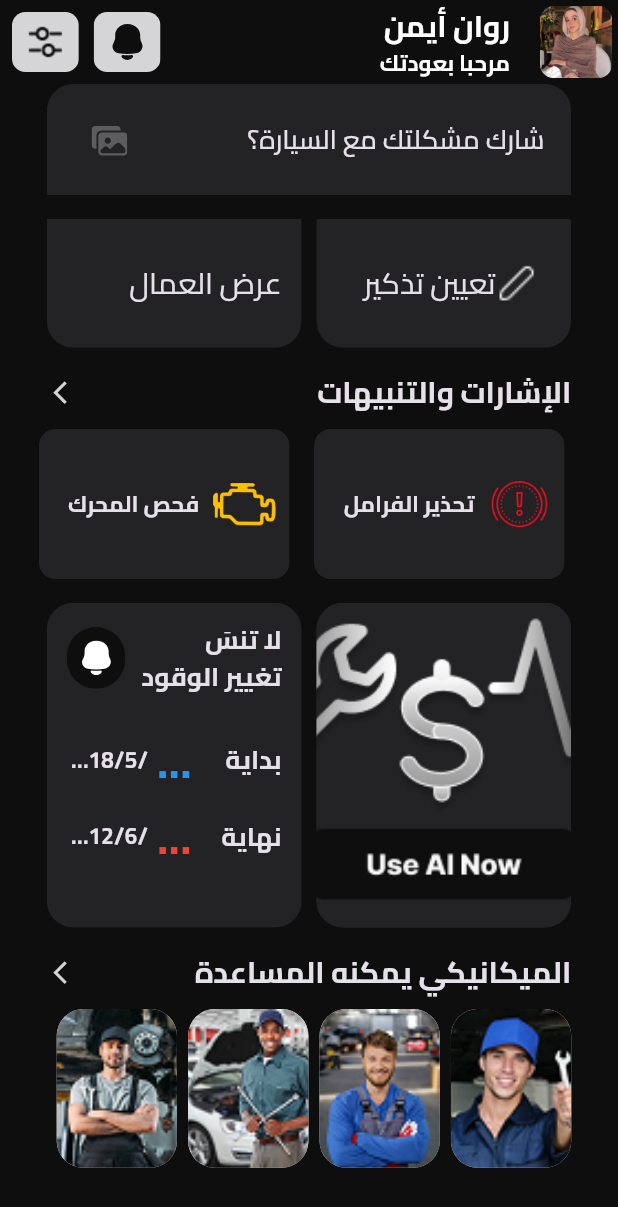
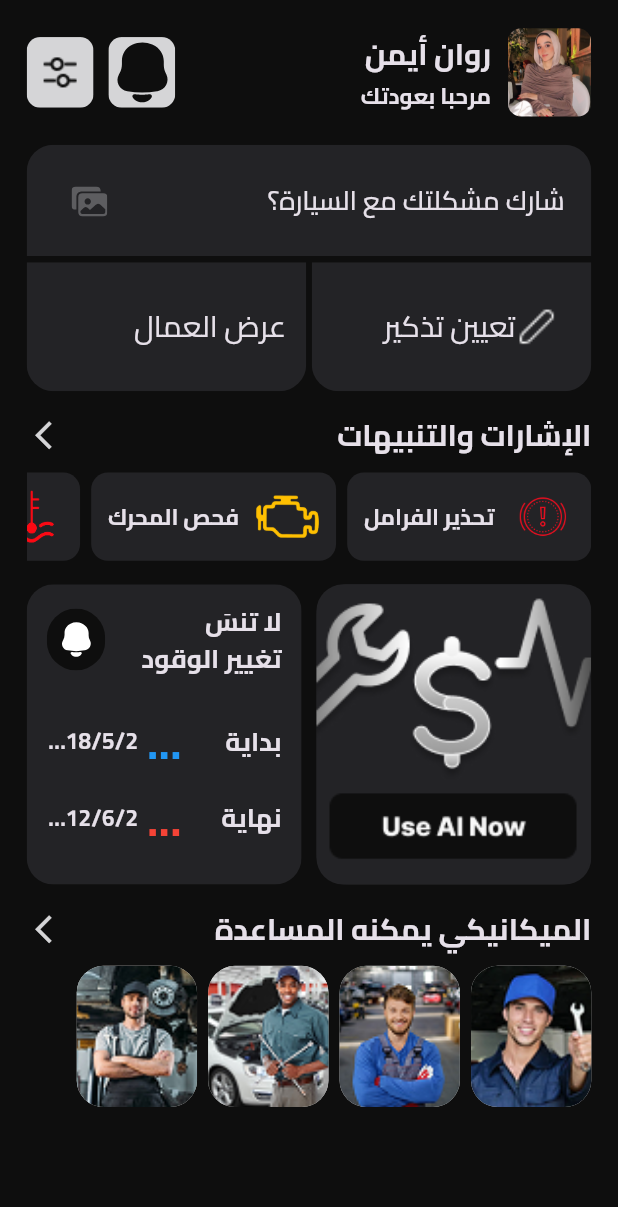
Before and after one commit to CarMate95/care_mate, a Flutter app: the HomeScreen screen opened directly, on a phone screen of 412 x 824 dp. Shown: the top 1207 px of the screen. Run offline on Flutter 3.47's test engine with Material 3 defaults, Android fonts, the phone set to English and light mode, and no system bars; our stand-ins replace cached_network_image, dartz, dio, dotted_border, easy_localization, firebase_core and 12 more; accounts and stored records are empty; project files that could hold a hidden picture were left out.

Commit message:
make home responsive

```diff
--- a/lib/features/home/presentation/pages/home_screen.dart
+++ b/lib/features/home/presentation/pages/home_screen.dart
@@ -1,6 +1,5 @@
 
 import 'package:car_mate/core/utils/widgets/custom_scaffold.dart';
-import 'package:car_mate/features/home/presentation/widgets/home_appbar.dart';
 import 'package:car_mate/features/home/presentation/widgets/home_body.dart';
 import 'package:flutter/material.dart';
 
@@ -9,9 +8,11 @@ class HomeScreen extends StatelessWidget {
 
   @override
   Widget build(BuildContext context) {
-    return CustomScaffold(
-      appBar: homeAppbar(context),
-      body: const HomeBody(),
+    return const SafeArea(
+      child: CustomScaffold(
+        // appBar: homeAppbar(context),
+        body: HomeBody(),
+      ),
     );
   }
 }
--- a/lib/features/home/presentation/widgets/alert_home_widget.dart
+++ b/lib/features/home/presentation/widgets/alert_home_widget.dart
@@ -7,40 +7,37 @@ import 'package:flutter_screenutil/flutter_screenutil.dart';
 class AlertHomeWidget extends StatelessWidget {
   const AlertHomeWidget({
     super.key,
-    required this.imageWidget,
+    required this.image,
     required this.title,
   });
 
-  final Widget imageWidget;
+  final String image;
   final String title;
 
   @override
   Widget build(BuildContext context) {
-    return Padding(
-      padding: EdgeInsets.symmetric(horizontal: 4.w),
-      child: ClipRRect(
+    return Container(
+      padding: EdgeInsets.symmetric(horizontal: 10.w, vertical: 10.h),
+      decoration: BoxDecoration(
         borderRadius: BorderRadius.circular(10.r),
-        child: Container(
-          width: 150.w,
-          color: context.isDarkMode ? ColorManager.darkGrey : ColorManager.lightGrey,
+        color:
+            context.isDarkMode ? ColorManager.darkGrey : ColorManager.lightGrey,
+      ),
       child: Row(
         crossAxisAlignment: CrossAxisAlignment.center,
         children: [
-              Padding(
-                padding: EdgeInsets.symmetric(horizontal: 8.w, vertical: 15.h),
-                child: imageWidget,
+          SizedBox(
+            width: 38.w,
+            child: Image.asset(image),
           ),
-              Expanded(
-                child: Text(
+          SizedBox(width: 10.w),
+          Text(
             title,
             style: getBoldStyle(fontSize: 12.sp),
             maxLines: 1,
             overflow: TextOverflow.ellipsis,
           ),
-              ),
         ],
-          ),
-        ),
       ),
     );
   }
--- a/lib/features/home/presentation/widgets/home_body.dart
+++ b/lib/features/home/presentation/widgets/home_body.dart
@@ -14,6 +14,7 @@ import 'package:car_mate/features/home/presentation/widgets/worker_widget.dart';
 import 'package:easy_localization/easy_localization.dart';
 import 'package:flutter/material.dart';
 import 'package:flutter_screenutil/flutter_screenutil.dart';
+import 'package:flutter_svg/svg.dart';
 
 class HomeBody extends StatelessWidget {
   const HomeBody({super.key});
@@ -21,16 +22,74 @@ class HomeBody extends StatelessWidget {
   @override
   Widget build(BuildContext context) {
     return ListView(
-      padding: EdgeInsets.zero,
       children: [
-        Padding(
-          padding: EdgeInsets.symmetric(horizontal: 12.sp),
-          child: const ProblemWidget(),
+        SizedBox(height: 16.h),
+        Row(
+          children: [
+            GestureDetector(
+              onTap: () =>
+                  Navigator.pushNamed(context, PageName.accountdetailsScreen),
+              child: ClipRRect(
+                borderRadius: BorderRadius.circular(8.r),
+                child: SizedBox(
+                  height: 50.h,
+                  width: 50.w,
+                  child: Image.asset(
+                    "assets/images/profile_image.jpg",
+                    fit: BoxFit.cover,
                   ),
-        verticalSpace(12.sp),
-        Padding(
-          padding: EdgeInsets.symmetric(horizontal: 12.sp),
-          child: Row(
+                ),
+              ),
+            ),
+            SizedBox(width: 10.w),
+            Column(
+              crossAxisAlignment: CrossAxisAlignment.start,
+              children: [
+                GestureDetector(
+                  onTap: () => Navigator.pushNamed(
+                      context, PageName.accountdetailsScreen),
+                  child: Text(
+                    TextManager.rawanAyman.tr(),
+                    style: getBoldStyle(fontSize: 16.sp),
+                    maxLines: 1,
+                    overflow: TextOverflow.ellipsis,
+                  ),
+                ),
+                verticalSpace(2.sp),
+                Text(
+                  TextManager.welcomeBack.tr(),
+                  style: getBoldStyle(fontSize: 12.sp),
+                  maxLines: 1,
+                  overflow: TextOverflow.ellipsis,
+                ),
+              ],
+            ),
+            const Spacer(),
+            Row(
+              children: [
+                _iconButton(
+                  context,
+                  icon: SvgPicture.asset(AssetsManager.notificationIcon),
+                  onTap: () => Navigator.pushNamed(
+                    context,
+                    PageName.notificationScreen,
+                  ),
+                ),
+                horizontalSpace(8.sp),
+                _iconButton(
+                  context,
+                  icon: Image.asset(AssetsManager.settingPicturePng),
+                  onTap: () =>
+                      Navigator.pushNamed(context, PageName.settingsScreen),
+                ),
+              ],
+            ),
+          ],
+        ),
+        SizedBox(height: 16.h),
+        const ProblemWidget(),
+        verticalSpace(3.h),
+        Row(
           children: [
             Expanded(
               child: GestureDetector(
@@ -43,7 +102,7 @@ class HomeBody extends StatelessWidget {
                 ),
               ),
             ),
-              horizontalSpace(8.sp),
+            horizontalSpace(3.w),
             Expanded(
               child: GestureDetector(
                 onTap: () {
@@ -57,11 +116,8 @@ class HomeBody extends StatelessWidget {
             ),
           ],
         ),
-        ),
         verticalSpace(12.sp),
-        Padding(
-          padding: EdgeInsets.symmetric(horizontal: 12.sp),
-          child: Row(
+        Row(
           mainAxisAlignment: MainAxisAlignment.spaceBetween,
           children: [
             Text(
@@ -74,57 +130,52 @@ class HomeBody extends StatelessWidget {
               },
               child: Icon(
                 Icons.arrow_forward_ios,
-                  size: 16.sp,
-                  color: context.isDarkMode ? ColorManager.white : ColorManager.black,
+                size: 20.sp,
+                color: context.isDarkMode
+                    ? ColorManager.white
+                    : ColorManager.black,
               ),
             ),
           ],
         ),
-        ),
         verticalSpace(8.sp),
         SizedBox(
-          height: 85.h,
+          height: 50.h,
           child: ListView(
             scrollDirection: Axis.horizontal,
-            padding: EdgeInsets.symmetric(horizontal: 12.sp),
             children: [
               AlertHomeWidget(
-                imageWidget: Image.asset(AssetsManager.brakeWarning, width: 38.w),
+                image: AssetsManager.brakeWarning,
                 title: TextManager.brakeWarning.tr(),
               ),
               horizontalSpace(6.sp),
               AlertHomeWidget(
-                imageWidget: Image.asset(AssetsManager.engineCheckImage, width: 38.w),
+                image: AssetsManager.engineCheckImage,
                 title: TextManager.checkEngine.tr(),
               ),
               horizontalSpace(6.sp),
               AlertHomeWidget(
-                imageWidget: Image.asset(AssetsManager.temperatureImage, width: 38.w),
+                image: AssetsManager.temperatureImage,
                 title: TextManager.temperatureWarning.tr(),
               ),
               horizontalSpace(6.sp),
               AlertHomeWidget(
-                imageWidget: Image.asset(AssetsManager.tirePressure, width: 38.w),
+                image: AssetsManager.tirePressure,
                 title: TextManager.tirePressure.tr(),
               ),
             ],
           ),
         ),
         verticalSpace(12.sp),
-        Padding(
-          padding: EdgeInsets.symmetric(horizontal: 12.sp),
-          child: Row(
+        Row(
           children: [
-              Expanded(child: const UseAIWidget()),
+            const Expanded(child: UseAIWidget()),
             horizontalSpace(8.sp),
-              Expanded(child: const ReminderWidget()),
+            const Expanded(child: ReminderWidget()),
           ],
         ),
-        ),
         verticalSpace(12.sp),
-        Padding(
-          padding: EdgeInsets.symmetric(horizontal: 12.sp),
-          child: Row(
+        Row(
           mainAxisAlignment: MainAxisAlignment.spaceBetween,
           children: [
             Text(
@@ -137,19 +188,19 @@ class HomeBody extends StatelessWidget {
               },
               child: Icon(
                 Icons.arrow_forward_ios,
-                  size: 16.sp,
-                  color: context.isDarkMode ? ColorManager.white : ColorManager.black,
+                size: 20.sp,
+                color: context.isDarkMode
+                    ? ColorManager.white
+                    : ColorManager.black,
               ),
             ),
           ],
         ),
-        ),
         verticalSpace(8.sp),
         SizedBox(
-          height: 90.h,
+          height: 80.h,
           child: ListView(
             scrollDirection: Axis.horizontal,
-            padding: EdgeInsets.symmetric(horizontal: 12.sp),
             children: [
               WorkerWidget(workerImage: Image.asset(AssetsManager.worker1)),
               horizontalSpace(6.sp),
@@ -165,3 +216,19 @@ class HomeBody extends StatelessWidget {
     );
   }
 }
+
+Widget _iconButton(BuildContext context,
+    {required Widget icon, required VoidCallback onTap}) {
+  return ClipRRect(
+    borderRadius: BorderRadius.circular(8.r),
+    child: Container(
+      height: 40.h,
+      width: 40.w,
+      color: ColorManager.lightGrey,
+      child: GestureDetector(
+        onTap: onTap,
+        child: icon,
+      ),
+    ),
+  );
+}
--- a/lib/features/home/presentation/widgets/reminder_widget.dart
+++ b/lib/features/home/presentation/widgets/reminder_widget.dart
@@ -17,14 +17,16 @@ class ReminderWidget extends StatelessWidget {
   Widget build(BuildContext context) {
     return ClipRRect(
       borderRadius: BorderRadius.circular(16.r),
-      child:GestureDetector(
+      child: GestureDetector(
         onTap: () {
           Navigator.pushNamed(context, PageName.notedetailsscreen);
         },
         child: Container(
-          height: 184.h,
-          width: 168.w,
-          color: context.isDarkMode ? ColorManager.darkGrey : ColorManager.lightGrey,
+          height: 170.h,
+          width: 155.w,
+          color: context.isDarkMode
+              ? ColorManager.darkGrey
+              : ColorManager.lightGrey,
           padding: EdgeInsets.symmetric(horizontal: 12.w, vertical: 10.h),
           child: Column(
             crossAxisAlignment: CrossAxisAlignment.start,
@@ -69,9 +71,11 @@ class ReminderWidget extends StatelessWidget {
                 ],
               ),
               verticalSpace(15.h),
-              _buildReminderRow(TextManager.start.tr(), Colors.blue, TextManager.startTime.tr()),
+              _buildReminderRow(TextManager.start.tr(), Colors.blue,
+                  TextManager.startTime.tr()),
               verticalSpace(5.h),
-              _buildReminderRow(TextManager.end.tr(), Colors.red, TextManager.endTime.tr()),
+              _buildReminderRow(
+                  TextManager.end.tr(), Colors.red, TextManager.endTime.tr()),
             ],
           ),
         ),
@@ -84,7 +88,8 @@ class ReminderWidget extends StatelessWidget {
       mainAxisAlignment: MainAxisAlignment.center,
       children: [
         Expanded(
-        child: Text(label,
+          child: Text(
+            label,
             style: getBoldStyle(fontSize: 14.sp),
             overflow: TextOverflow.ellipsis,
           ),
@@ -97,7 +102,8 @@ class ReminderWidget extends StatelessWidget {
           ),
         ),
         Expanded(
-        child: Text(time,
+          child: Text(
+            time,
             style: getBoldStyle(fontSize: 12.sp),
             overflow: TextOverflow.ellipsis,
           ),
@@ -105,5 +111,4 @@ class ReminderWidget extends StatelessWidget {
       ],
     );
   }
-
 }
--- a/lib/features/home/presentation/widgets/use_ai_widget.dart
+++ b/lib/features/home/presentation/widgets/use_ai_widget.dart
@@ -12,8 +12,8 @@ class UseAIWidget extends StatelessWidget {
     return ClipRRect(
       borderRadius: BorderRadius.circular(16.r),
       child: Container(
-        height: 184.h,
-        width: 168.w,
+        height: 170.h,
+        width: 155.w,
         color: context.isDarkMode ? ColorManager.darkGrey : ColorManager.lightGrey,
         child: Image.asset(
           AssetsManager.useAI,
--- a/lib/features/layout/presentation/pages/layout_screen.dart
+++ b/lib/features/layout/presentation/pages/layout_screen.dart
@@ -1,8 +1,9 @@
+import 'package:car_mate/features/chat/presentation/pages/chat_screen.dart';
 import 'package:car_mate/features/my_car/pages/upload_licence_screen.dart';
 import 'package:car_mate/features/repair/presentation/pages/requests_screen.dart';
-import 'package:car_mate/features/chat/presentation/pages/chat_screen.dart';
 import 'package:flutter/material.dart';
 import 'package:flutter_bloc/flutter_bloc.dart';
+
 import '../../../../core/utils/widgets/custom_scaffold.dart';
 import '../../../home/presentation/pages/home_screen.dart';
 import '../cubit/layout_cubit.dart';
@@ -25,6 +26,7 @@ class LayoutScreen extends StatelessWidget {
           builder: (context, state) {
             var layoutCubit = LayoutCubit.get(context);
             return CustomScaffold(
+              horizontalPadding: 0,
               body: layoutCubit.screens[layoutCubit.currentIndex],
               bottomNavigationBar: const CustomLayoutButtonNavBar(),
             );
```
Lines whose indentation alone changed are shown as unchanged.
